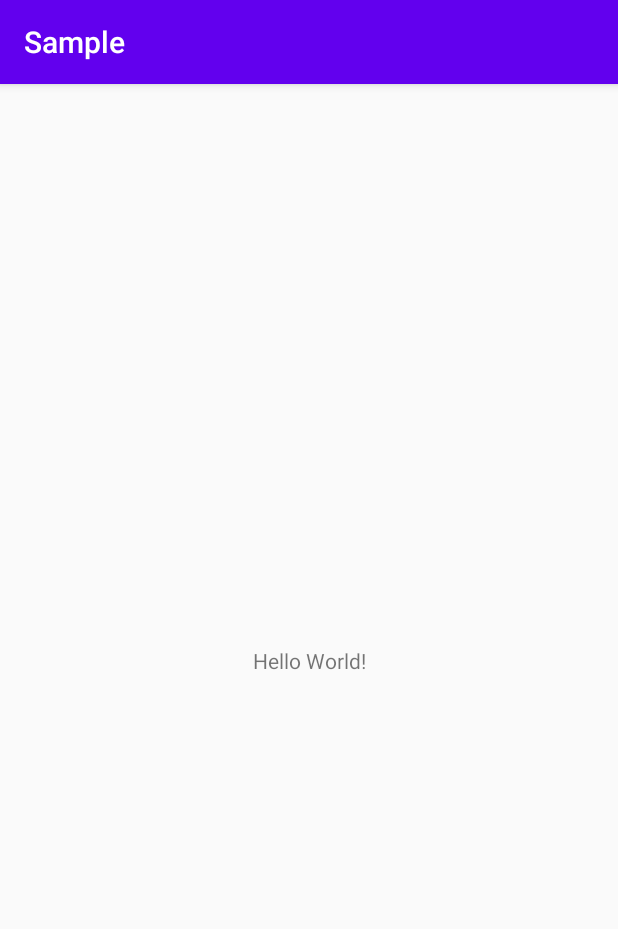
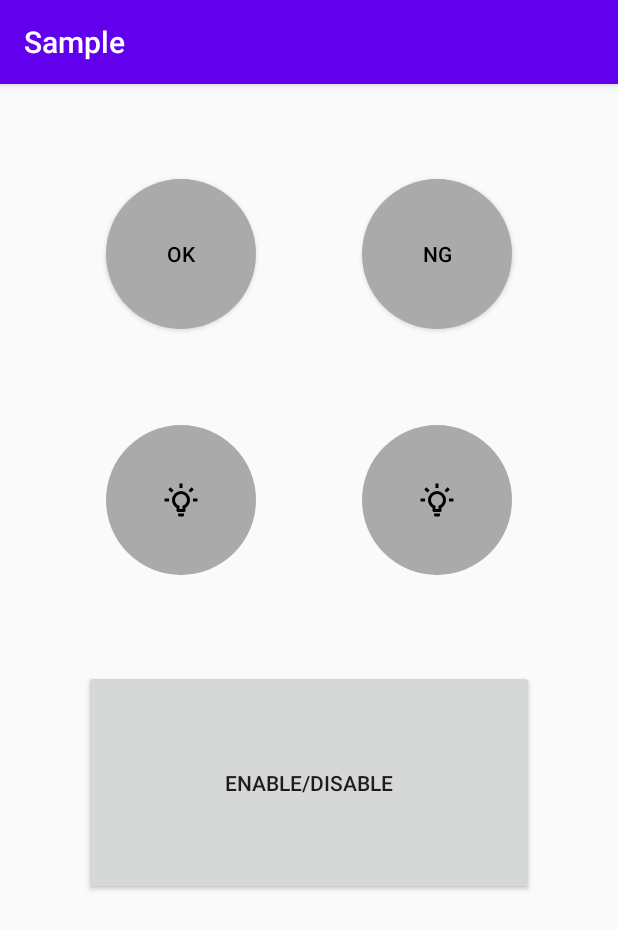
Before and after one commit to kaleidot725-android/selector, an Android app: the screen it shows after launch (MainActivity), on a phone screen of 412 x 824 dp. Shown: the top 929 px of the screen. Run offline under Robolectric (Android 15) with nearby library versions, the phone set to English and light mode, and no system bars.

Commit message:
Update Sample

```diff
--- a/src/app/src/main/java/jp/kaleidot725/resourceselector/MainActivity.kt
+++ b/src/app/src/main/java/jp/kaleidot725/resourceselector/MainActivity.kt
@@ -2,11 +2,37 @@ package jp.kaleidot725.resourceselector
 
 import androidx.appcompat.app.AppCompatActivity
 import android.os.Bundle
+import android.widget.Toast
+import kotlinx.android.synthetic.main.activity_main.*
 
 class MainActivity : AppCompatActivity() {
 
     override fun onCreate(savedInstanceState: Bundle?) {
         super.onCreate(savedInstanceState)
         setContentView(R.layout.activity_main)
+
+
+        ok_button.setOnClickListener {
+            Toast.makeText(applicationContext, "OK", Toast.LENGTH_SHORT).show()
+        }
+
+        ng_button.setOnClickListener {
+            Toast.makeText(applicationContext, "NG", Toast.LENGTH_SHORT).show()
+        }
+
+        ok_image_button.setOnClickListener {
+            Toast.makeText(applicationContext, "OK", Toast.LENGTH_SHORT).show()
+        }
+
+        ng_image_button.setOnClickListener {
+            Toast.makeText(applicationContext, "NG", Toast.LENGTH_SHORT).show()
+        }
+
+        color_text_enable_button.setOnClickListener {
+            ok_button.isEnabled = !ok_button.isEnabled
+            ng_button.isEnabled = !ng_button.isEnabled
+            ok_image_button.isEnabled = !ok_image_button.isEnabled
+            ng_image_button.isEnabled = !ng_image_button.isEnabled
+        }
     }
 }
--- /dev/null
+++ b/src/app/src/main/res/color/color_selector.xml
@@ -0,0 +1,6 @@
+<?xml version="1.0" encoding="utf-8"?>
+<selector xmlns:android="http://schemas.android.com/apk/res/android">
+    <item android:color="#0000ff" android:state_enabled="false"/>
+    <item android:color="#ff0000" android:state_pressed="true"/>
+    <item android:color="#000000"/>
+</selector>
--- /dev/null
+++ b/src/app/src/main/res/drawable/background_selector.xml
@@ -0,0 +1,23 @@
+<?xml version="1.0" encoding="utf-8"?>
+<selector xmlns:android="http://schemas.android.com/apk/res/android">
+    <item android:state_enabled="false">
+        <shape android:shape="oval">
+            <solid android:color="#aaaaff"/>
+            <size android:width="50dp" android:height="50dp"/>
+        </shape>
+    </item>
+
+    <item android:state_pressed="true">
+        <shape android:shape="oval">
+            <solid android:color="#ffaaaa"/>
+            <size android:width="50dp" android:height="50dp"/>
+        </shape>
+    </item>
+
+    <item>
+        <shape android:shape="oval">
+            <solid android:color="#aaaaaa"/>
+            <size android:width="50dp" android:height="50dp"/>
+        </shape>
+    </item>
+</selector>
--- /dev/null
+++ b/src/app/src/main/res/drawable/drawable_selector.xml
@@ -0,0 +1,6 @@
+<?xml version="1.0" encoding="utf-8"?>
+<selector xmlns:android="http://schemas.android.com/apk/res/android">
+    <item android:state_enabled="false" android:drawable="@drawable/light_bulb_disabled"/>
+    <item android:state_pressed="true" android:drawable="@drawable/light_bulb_pressed"/>
+    <item android:drawable="@drawable/light_bulb_default"/>
+</selector>
--- /dev/null
+++ b/src/app/src/main/res/drawable/light_bulb_default.xml
@@ -0,0 +1,8 @@
+<!-- drawable/lightbulb_on_outline.xml -->
+<vector xmlns:android="http://schemas.android.com/apk/res/android"
+    android:height="24dp"
+    android:width="24dp"
+    android:viewportWidth="24"
+    android:viewportHeight="24">
+    <path android:fillColor="#000000" android:pathData="M20,11H23V13H20V11M1,11H4V13H1V11M13,1V4H11V1H13M4.92,3.5L7.05,5.64L5.63,7.05L3.5,4.93L4.92,3.5M16.95,5.63L19.07,3.5L20.5,4.93L18.37,7.05L16.95,5.63M12,6A6,6 0 0,1 18,12C18,14.22 16.79,16.16 15,17.2V19A1,1 0 0,1 14,20H10A1,1 0 0,1 9,19V17.2C7.21,16.16 6,14.22 6,12A6,6 0 0,1 12,6M14,21V22A1,1 0 0,1 13,23H11A1,1 0 0,1 10,22V21H14M11,18H13V15.87C14.73,15.43 16,13.86 16,12A4,4 0 0,0 12,8A4,4 0 0,0 8,12C8,13.86 9.27,15.43 11,15.87V18Z" />
+</vector>
--- /dev/null
+++ b/src/app/src/main/res/drawable/light_bulb_disabled.xml
@@ -0,0 +1,8 @@
+<!-- drawable/lightbulb_on_outline.xml -->
+<vector xmlns:android="http://schemas.android.com/apk/res/android"
+    android:height="24dp"
+    android:width="24dp"
+    android:viewportWidth="24"
+    android:viewportHeight="24">
+    <path android:fillColor="#ffffff" android:pathData="M20,11H23V13H20V11M1,11H4V13H1V11M13,1V4H11V1H13M4.92,3.5L7.05,5.64L5.63,7.05L3.5,4.93L4.92,3.5M16.95,5.63L19.07,3.5L20.5,4.93L18.37,7.05L16.95,5.63M12,6A6,6 0 0,1 18,12C18,14.22 16.79,16.16 15,17.2V19A1,1 0 0,1 14,20H10A1,1 0 0,1 9,19V17.2C7.21,16.16 6,14.22 6,12A6,6 0 0,1 12,6M14,21V22A1,1 0 0,1 13,23H11A1,1 0 0,1 10,22V21H14M11,18H13V15.87C14.73,15.43 16,13.86 16,12A4,4 0 0,0 12,8A4,4 0 0,0 8,12C8,13.86 9.27,15.43 11,15.87V18Z" />
+</vector>
--- /dev/null
+++ b/src/app/src/main/res/drawable/light_bulb_pressed.xml
@@ -0,0 +1,8 @@
+<!-- drawable/lightbulb_on_outline.xml -->
+<vector xmlns:android="http://schemas.android.com/apk/res/android"
+    android:height="24dp"
+    android:width="24dp"
+    android:viewportWidth="24"
+    android:viewportHeight="24">
+    <path android:fillColor="#FFFF00" android:pathData="M20,11H23V13H20V11M1,11H4V13H1V11M13,1V4H11V1H13M4.92,3.5L7.05,5.64L5.63,7.05L3.5,4.93L4.92,3.5M16.95,5.63L19.07,3.5L20.5,4.93L18.37,7.05L16.95,5.63M12,6A6,6 0 0,1 18,12C18,14.22 16.79,16.16 15,17.2V19A1,1 0 0,1 14,20H10A1,1 0 0,1 9,19V17.2C7.21,16.16 6,14.22 6,12A6,6 0 0,1 12,6M14,21V22A1,1 0 0,1 13,23H11A1,1 0 0,1 10,22V21H14M11,18H13V15.87C14.73,15.43 16,13.86 16,12A4,4 0 0,0 12,8A4,4 0 0,0 8,12C8,13.86 9.27,15.43 11,15.87V18Z" />
+</vector>
--- a/src/app/src/main/res/layout/activity_main.xml
+++ b/src/app/src/main/res/layout/activity_main.xml
@@ -6,13 +6,59 @@
     android:layout_height="match_parent"
     tools:context=".MainActivity">
 
-    <TextView
-        android:layout_width="wrap_content"
-        android:layout_height="wrap_content"
-        android:text="Hello World!"
-        app:layout_constraintBottom_toBottomOf="parent"
-        app:layout_constraintLeft_toLeftOf="parent"
-        app:layout_constraintRight_toRightOf="parent"
-        app:layout_constraintTop_toTopOf="parent" />
+    <Button
+        android:id="@+id/ok_button"
+        android:layout_width="100dp"
+        android:layout_height="100dp"
+        android:text="OK"
+        android:textColor="@color/color_selector"
+        android:background="@drawable/background_selector"
+        app:layout_constraintTop_toTopOf="parent"
+        app:layout_constraintStart_toStartOf="parent"
+        app:layout_constraintEnd_toStartOf="@id/ng_button"
+        app:layout_constraintBottom_toTopOf="@id/ok_image_button"/>
 
+    <Button
+        android:id="@+id/ng_button"
+        android:layout_width="100dp"
+        android:layout_height="100dp"
+        android:text="NG"
+        android:textColor="@color/color_selector"
+        android:background="@drawable/background_selector"
+        app:layout_constraintTop_toTopOf="parent"
+        app:layout_constraintStart_toEndOf="@+id/ok_button"
+        app:layout_constraintEnd_toEndOf="parent"
+        app:layout_constraintBottom_toTopOf="@id/ng_image_button"/>
+
+    <ImageButton
+        android:id="@+id/ok_image_button"
+        android:layout_width="100dp"
+        android:layout_height="100dp"
+        android:src="@drawable/drawable_selector"
+        android:background="@drawable/background_selector"
+        app:layout_constraintTop_toBottomOf="@id/ok_button"
+        app:layout_constraintStart_toStartOf="parent"
+        app:layout_constraintEnd_toStartOf="@id/ng_image_button"
+        app:layout_constraintBottom_toTopOf="@id/color_text_enable_button"/>
+
+    <ImageButton
+        android:id="@+id/ng_image_button"
+        android:layout_width="100dp"
+        android:layout_height="100dp"
+        android:src="@drawable/drawable_selector"
+        android:background="@drawable/background_selector"
+        app:layout_constraintStart_toEndOf="@id/ok_image_button"
+        app:layout_constraintEnd_toEndOf="parent"
+        app:layout_constraintTop_toBottomOf="@id/ng_button"
+        app:layout_constraintBottom_toTopOf="@id/color_text_enable_button"/>
+
+    <Button
+        android:id="@+id/color_text_enable_button"
+        android:layout_width="300dp"
+        android:layout_height="150dp"
+        android:text="Enable/Disable"
+        app:layout_constraintStart_toStartOf="parent"
+        app:layout_constraintEnd_toEndOf="parent"
+        app:layout_constraintTop_toBottomOf="@id/ok_button"
+        app:layout_constraintBottom_toBottomOf="parent" />
 </androidx.constraintlayout.widget.ConstraintLayout>
```
